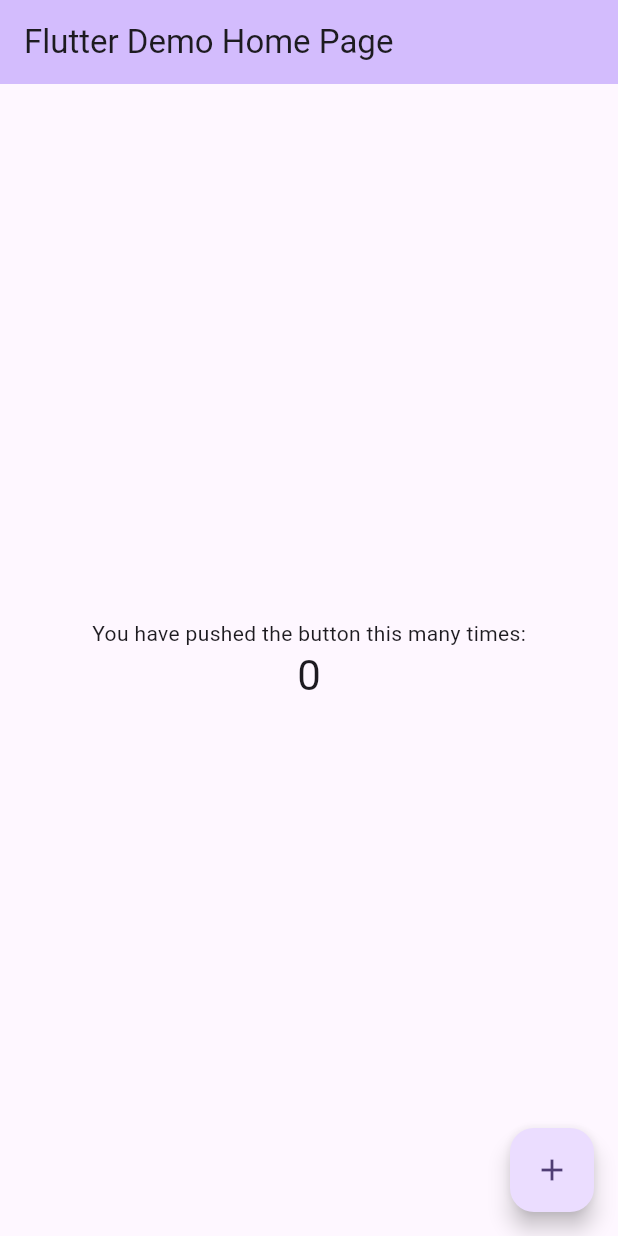
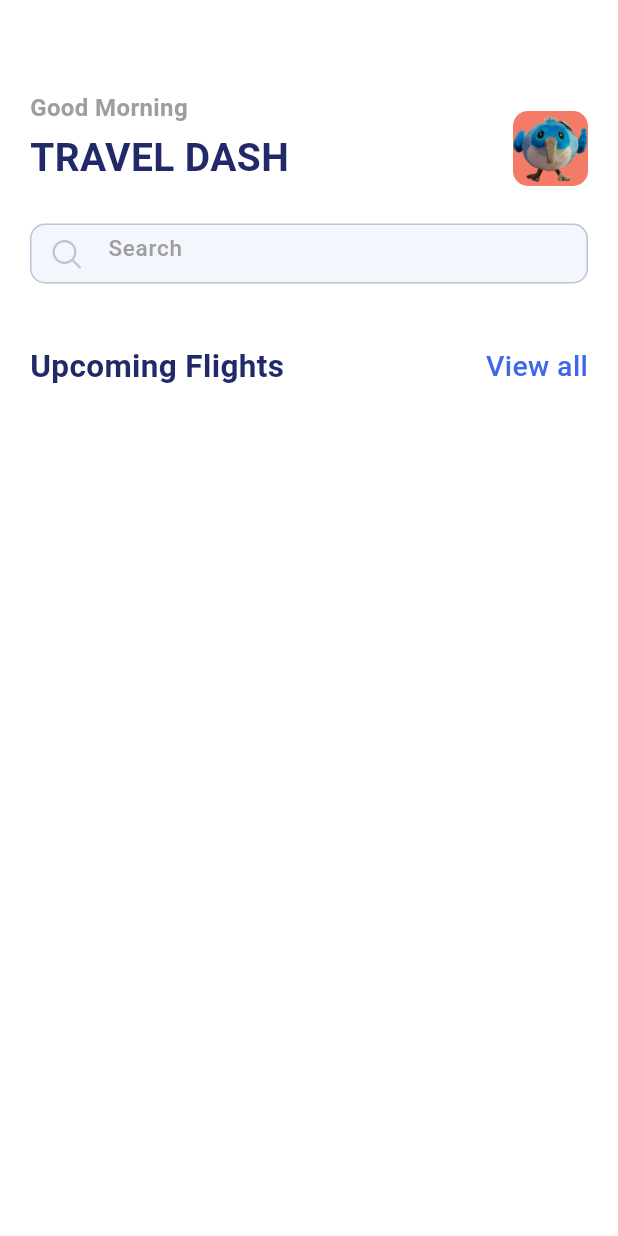
Before and after one commit to Wamitinewton/airline_ui, a Flutter app: the screen it shows after launch, on a phone screen of 412 x 824 dp. Run offline on Flutter 3.47's test engine with Material 3 defaults, Android fonts, the phone set to English and light mode, and no system bars; our stand-ins replace fluentui_icons, gap.

Commit message:
home first phase

```diff
--- a/lib/main.dart
+++ b/lib/main.dart
@@ -1,3 +1,4 @@
+import 'package:airline_ui/pages/home_page.dart';
 import 'package:flutter/material.dart';
 
 void main() {
@@ -11,115 +12,14 @@
   @override
   Widget build(BuildContext context) {
     return MaterialApp(
+      debugShowCheckedModeBanner: false,
       title: 'Flutter Demo',
       theme: ThemeData(
-        // This is the theme of your application.
-        //
-        // TRY THIS: Try running your application with "flutter run". You'll see
-        // the application has a purple toolbar. Then, without quitting the app,
-        // try changing the seedColor in the colorScheme below to Colors.green
-        // and then invoke "hot reload" (save your changes or press the "hot
-        // reload" button in a Flutter-supported IDE, or press "r" if you used
-        // the command line to start the app).
-        //
-        // Notice that the counter didn't reset back to zero; the application
-        // state is not lost during the reload. To reset the state, use hot
-        // restart instead.
-        //
-        // This works for code too, not just values: Most code changes can be
-        // tested with just a hot reload.
+
         colorScheme: ColorScheme.fromSeed(seedColor: Colors.deepPurple),
         useMaterial3: true,
       ),
-      home: const MyHomePage(title: 'Flutter Demo Home Page'),
+      home:  HomePage()
     );
   }
 }
-
-class MyHomePage extends StatefulWidget {
-  const MyHomePage({super.key, required this.title});
-
-  // This widget is the home page of your application. It is stateful, meaning
-  // that it has a State object (defined below) that contains fields that affect
-  // how it looks.
-
-  // This class is the configuration for the state. It holds the values (in this
-  // case the title) provided by the parent (in this case the App widget) and
-  // used by the build method of the State. Fields in a Widget subclass are
-  // always marked "final".
-
-  final String title;
-
-  @override
-  State<MyHomePage> createState() => _MyHomePageState();
-}
-
-class _MyHomePageState extends State<MyHomePage> {
-  int _counter = 0;
-
-  void _incrementCounter() {
-    setState(() {
-      // This call to setState tells the Flutter framework that something has
-      // changed in this State, which causes it to rerun the build method below
-      // so that the display can reflect the updated values. If we changed
-      // _counter without calling setState(), then the build method would not be
-      // called again, and so nothing would appear to happen.
-      _counter++;
-    });
-  }
-
-  @override
-  Widget build(BuildContext context) {
-    // This method is rerun every time setState is called, for instance as done
-    // by the _incrementCounter method above.
-    //
-    // The Flutter framework has been optimized to make rerunning build methods
-    // fast, so that you can just rebuild anything that needs updating rather
-    // than having to individually change instances of widgets.
-    return Scaffold(
-      appBar: AppBar(
-        // TRY THIS: Try changing the color here to a specific color (to
-        // Colors.amber, perhaps?) and trigger a hot reload to see the AppBar
-        // change color while the other colors stay the same.
-        backgroundColor: Theme.of(context).colorScheme.inversePrimary,
-        // Here we take the value from the MyHomePage object that was created by
-        // the App.build method, and use it to set our appbar title.
-        title: Text(widget.title),
-      ),
-      body: Center(
-        // Center is a layout widget. It takes a single child and positions it
-        // in the middle of the parent.
-        child: Column(
-          // Column is also a layout widget. It takes a list of children and
-          // arranges them vertically. By default, it sizes itself to fit its
-          // children horizontally, and tries to be as tall as its parent.
-          //
-          // Column has various properties to control how it sizes itself and
-          // how it positions its children. Here we use mainAxisAlignment to
-          // center the children vertically; the main axis here is the vertical
-          // axis because Columns are vertical (the cross axis would be
-          // horizontal).
-          //
-          // TRY THIS: Invoke "debug painting" (choose the "Toggle Debug Paint"
-          // action in the IDE, or press "p" in the console), to see the
-          // wireframe for each widget.
-          mainAxisAlignment: MainAxisAlignment.center,
-          children: <Widget>[
-            const Text(
-              'You have pushed the button this many times:',
-            ),
-            Text(
-              '$_counter',
-              style: Theme.of(context).textTheme.headlineMedium,
-            ),
-          ],
-        ),
-      ),
-      floatingActionButton: FloatingActionButton(
-        onPressed: _incrementCounter,
-        tooltip: 'Increment',
-        child: const Icon(Icons.add),
-      ), // This trailing comma makes auto-formatting nicer for build methods.
-    );
-  }
-}
--- /dev/null
+++ b/lib/pages/home_page.dart
@@ -0,0 +1,121 @@
+import 'package:airline_ui/utils/utils.dart';
+import 'package:fluentui_icons/fluentui_icons.dart';
+import 'package:flutter/material.dart';
+import 'package:gap/gap.dart';
+
+class HomePage extends StatefulWidget {
+  HomePage({super.key});
+
+  @override
+  State<HomePage> createState() => _HomePageState();
+}
+
+class _HomePageState extends State<HomePage> {
+  final FocusNode myFocuseNode = FocusNode();
+  @override
+  Widget build(BuildContext context) {
+    return Scaffold(
+      backgroundColor: Styles.bgColor,
+      body: GestureDetector(
+        onTap: () {
+          myFocuseNode.unfocus();
+        },
+        child: ListView(
+          children: [
+            Container(
+              padding: const EdgeInsets.symmetric(horizontal: 20),
+              child: Column(
+                children: [
+                  const Gap(60),
+                  Row(
+                    mainAxisAlignment: MainAxisAlignment.spaceBetween,
+                    crossAxisAlignment: CrossAxisAlignment.end,
+                    children: [
+                      Column(
+                        crossAxisAlignment: CrossAxisAlignment.start,
+                        children: [
+                          Text(
+                            'Good Morning',
+                            style: TextStyle(
+                                fontSize: 16,
+                                fontWeight: FontWeight.w600,
+                                color: Colors.grey.shade500),
+                          ),
+                          const Gap(4),
+                          Text(
+                            'TRAVEL DASH',
+                            style: Styles.headline1Style,
+                          )
+                        ],
+                      ),
+                      Container(
+                        height: 50,
+                        width: 50,
+                        decoration: BoxDecoration(
+                          color: const Color(0xFFF37B67),
+                          borderRadius: BorderRadius.circular(10),
+                        ),
+                        child: Image.asset('assets/images/dash.png'),
+                      )
+                    ],
+                  ),
+                  const Gap(25),
+                  Container(
+                    decoration: const BoxDecoration(
+                        borderRadius: BorderRadius.all(Radius.circular(10.0)),
+                        color: Color(0xFFF4F6FD)),
+                    width: double.infinity,
+                    height: 40,
+                    child: TextFormField(
+                      focusNode: myFocuseNode,
+                      decoration: InputDecoration(
+                          focusColor: Colors.grey,
+                          fillColor: const Color(0xFFBFC2D5),
+                          hintStyle: TextStyle(
+                              color: Colors.grey.shade500,
+                              fontSize: 15,
+                              fontWeight: FontWeight.w500),
+                          hintText: 'Search',
+                          prefixIcon: const Icon(
+                              color: Color(0xFFBFC2D5),
+                              FluentSystemIcons.ic_fluent_search_regular),
+                          focusedBorder: const OutlineInputBorder(
+                              borderRadius:
+                                  BorderRadius.all(Radius.circular(10.0)),
+                              borderSide: BorderSide(color: Colors.grey)),
+                          enabledBorder: const OutlineInputBorder(
+                              borderRadius:
+                                  BorderRadius.all(Radius.circular(10.0)),
+                              borderSide:
+                                  BorderSide(color: Color(0xFFBFC2D5)))),
+                    ),
+                  ),
+                  const Gap(40),
+                   Row(
+                    crossAxisAlignment: CrossAxisAlignment.center,
+                    mainAxisAlignment: MainAxisAlignment.spaceBetween,
+                    children: [
+                      Text(
+                        'Upcoming Flights',
+                        style: Styles.headline2Style,
+                      ),
+                      InkWell(
+                        child: Text(
+                          'View all',
+                          style: Styles.textStyle.copyWith(
+                            color: Styles.primaryColor,
+                            fontSize: 19
+                          ),
+                        ),
+                      )
+                    ],
+                  )
+                ],
+              ),
+            )
+          ],
+        ),
+      ),
+    );
+  }
+}
--- /dev/null
+++ b/lib/utils/utils.dart
@@ -0,0 +1,14 @@
+import 'package:flutter/material.dart';
+
+Color primary = const Color(0xFF4066EA);
+class Styles {
+  static Color primaryColor = primary;
+  static Color textColor = const Color(0xFF222969);
+  static Color bgColor = Colors.white;
+  static Color orangeColor = const Color(0xFFF37B67);
+  static TextStyle textStyle = TextStyle(fontSize: 16, color: textColor, fontWeight: FontWeight.w500);
+  static TextStyle headline1Style = TextStyle(fontSize: 26, color: textColor, fontWeight: FontWeight.bold);
+  static TextStyle headline2Style = TextStyle(fontSize: 21, color: textColor, fontWeight: FontWeight.bold);
+  static TextStyle headline3Style = TextStyle(fontSize: 17,fontWeight: FontWeight.w500, color: textColor);
+  static TextStyle subtitle1Style = TextStyle(fontSize: 14 ,color: Colors.grey.shade500, fontWeight: FontWeight.w500);
+}
```
